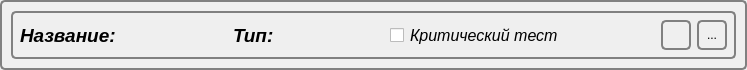
GrigaI/TestMaker, file items/itemwidget.ui: the form before one commit.
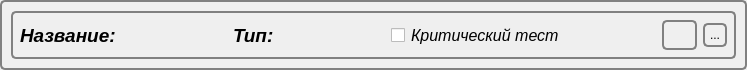
The form after the commit.

```diff
--- a/items/itemwidget.ui
+++ b/items/itemwidget.ui
@@ -151,21 +151,45 @@
        <widget class="QLabel" name="label_status">
         <property name="minimumSize">
          <size>
-          <width>30</width>
+          <width>35</width>
           <height>30</height>
          </size>
         </property>
+        <property name="maximumSize">
+         <size>
+          <width>35</width>
+          <height>30</height>
+         </size>
+        </property>
+        <property name="frameShape">
+         <enum>QFrame::NoFrame</enum>
+        </property>
         <property name="text">
          <string/>
         </property>
+        <property name="textFormat">
+         <enum>Qt::AutoText</enum>
+        </property>
+        <property name="scaledContents">
+         <bool>true</bool>
+        </property>
+        <property name="alignment">
+         <set>Qt::AlignCenter</set>
+        </property>
        </widget>
       </item>
       <item>
        <widget class="QToolButton" name="toolButton">
         <property name="minimumSize">
          <size>
-          <width>30</width>
-          <height>30</height>
+          <width>24</width>
+          <height>24</height>
+         </size>
+        </property>
+        <property name="maximumSize">
+         <size>
+          <width>24</width>
+          <height>24</height>
          </size>
         </property>
         <property name="text">
```
